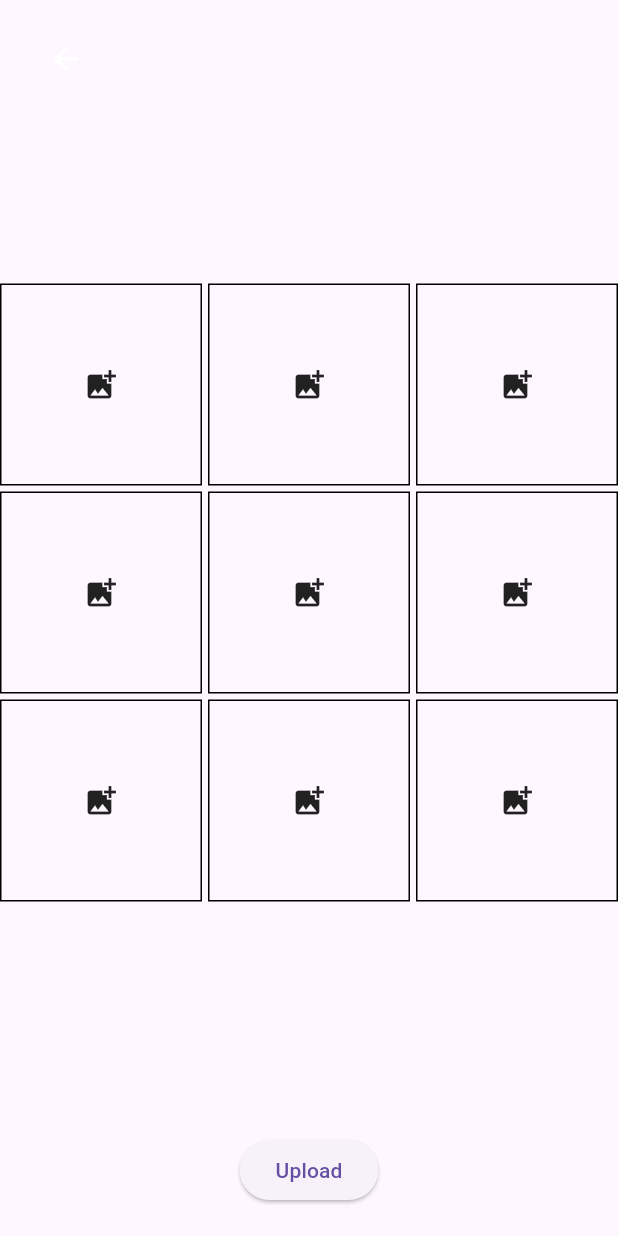
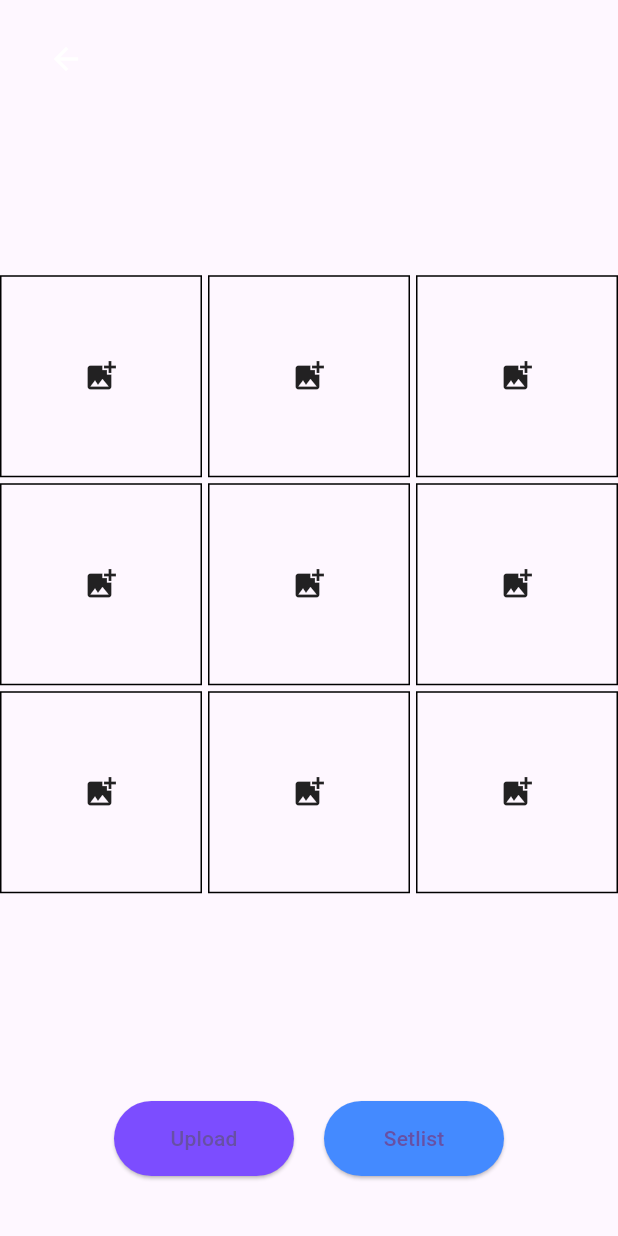
Before and after one commit to smjy9502/faber_ticket_ptsl, a Flutter app: the PhotoScreen screen opened directly, on a phone screen of 412 x 824 dp. Run offline on Flutter 3.47's test engine with Material 3 defaults, Android fonts, the phone set to English and light mode, and no system bars; our stand-ins replace firebase_auth, firebase_core, firebase_storage; missing offline and left inert: dart:html; accounts and stored records are empty; generated files the repository leaves out were written again; network calls fail.

Commit message:
ptsl_photoScreenButton-v1.1

```diff
--- a/lib/screens/photo_screen.dart
+++ b/lib/screens/photo_screen.dart
@@ -1,5 +1,6 @@
 import 'dart:html' as html;
 import 'package:faber_ticket_ptsl/screens/main_screen.dart';
+import 'package:faber_ticket_ptsl/screens/song_screen.dart';
 import 'package:firebase_auth/firebase_auth.dart';
 import 'package:firebase_storage/firebase_storage.dart';
 import 'package:flutter/material.dart';
@@ -141,9 +142,39 @@ class _PhotoScreenState extends State<PhotoScreen> {
                     ),
                   ),
                 ),
-                ElevatedButton(
-                  onPressed: uploadImages,
-                  child: Text('Upload'),
+                Padding(
+                  padding: EdgeInsets.only(bottom: 20),
+                  child: Row(
+                    mainAxisAlignment: MainAxisAlignment.center,
+                    children: [
+                      ElevatedButton(
+                        onPressed: uploadImages,
+                        style: ElevatedButton.styleFrom(
+                          minimumSize: Size(120, 50),
+                          shape: RoundedRectangleBorder(
+                            borderRadius: BorderRadius.circular(25),
+                          ),
+                          backgroundColor: Colors.deepPurpleAccent,
+                        ),
+                        child: Text('Upload'),
+                      ),
+                      SizedBox(width: 20), // ✅ 버튼 간격 조정
+                      ElevatedButton(
+                        onPressed: () => Navigator.push(
+                          context,
+                          MaterialPageRoute(builder: (context) => SongScreen()),
+                        ),
+                        style: ElevatedButton.styleFrom(
+                          minimumSize: Size(120, 50),
+                          shape: RoundedRectangleBorder(
+                            borderRadius: BorderRadius.circular(25),
+                          ),
+                          backgroundColor: Colors.blueAccent,
+                        ),
+                        child: Text('Setlist'),
+                      ),
+                    ],
+                  ),
                 ),
                 SizedBox(height: 20),
               ],
```
